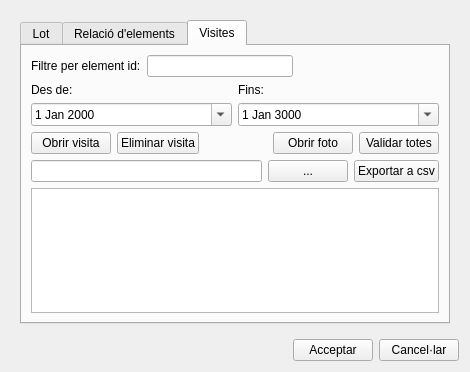
Giswater/giswater_qgis_plugin, file core/ui/toolbars/cm/add_lot.ui: the form before one commit.
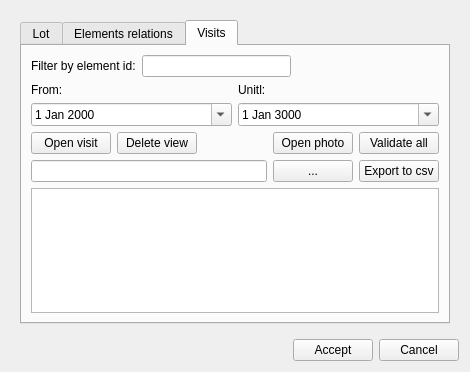
The form after the commit. The open tabs and pages were chosen to show the change. Icons and pictures are not drawn.

```diff
--- a/core/ui/toolbars/cm/add_lot.ui
+++ b/core/ui/toolbars/cm/add_lot.ui
@@ -43,7 +43,7 @@
         </widget>
         <widget class="QWidget" name="RelationsTab">
          <attribute name="title">
-          <string>Relació d'elements</string>
+          <string>Elements relations</string>
          </attribute>
          <layout class="QVBoxLayout" name="verticalLayout_4">
           <item>
@@ -174,7 +174,7 @@
         </widget>
         <widget class="QWidget" name="VisitsTab">
          <attribute name="title">
-          <string>Visites</string>
+          <string>Visits</string>
          </attribute>
          <layout class="QVBoxLayout" name="verticalLayout_5">
           <item>
@@ -182,7 +182,7 @@
             <item>
              <widget class="QLabel" name="lbl_filter">
               <property name="text">
-               <string>Filtre per element id:</string>
+               <string>Filter by element id:</string>
               </property>
              </widget>
             </item>
@@ -211,7 +211,7 @@
               <item>
                <widget class="QLabel" name="label_data_event_from">
                 <property name="text">
-                 <string>Des de:</string>
+                 <string>From:</string>
                 </property>
                </widget>
               </item>
@@ -229,7 +229,7 @@
               <item>
                <widget class="QLabel" name="label_data_event_to">
                 <property name="text">
-                 <string>Fins:</string>
+                 <string>Unitl:</string>
                 </property>
                </widget>
               </item>
@@ -256,14 +256,14 @@
             <item>
              <widget class="QPushButton" name="btn_open_visit">
               <property name="text">
-               <string>Obrir visita</string>
+               <string>Open visit</string>
               </property>
              </widget>
             </item>
             <item>
              <widget class="QPushButton" name="btn_delete_visit">
               <property name="text">
-               <string>Eliminar visita</string>
+               <string>Delete view</string>
               </property>
              </widget>
             </item>
@@ -283,14 +283,14 @@
             <item>
              <widget class="QPushButton" name="btn_open_photo">
               <property name="text">
-               <string>Obrir foto</string>
+               <string>Open photo</string>
               </property>
              </widget>
             </item>
             <item>
              <widget class="QPushButton" name="btn_validate_all">
               <property name="text">
-               <string>Validar totes</string>
+               <string>Validate all</string>
               </property>
              </widget>
             </item>
@@ -315,7 +315,7 @@
             <item>
              <widget class="QPushButton" name="btn_export_visits">
               <property name="text">
-               <string>Exportar a csv</string>
+               <string>Export to csv</string>
               </property>
              </widget>
             </item>
@@ -353,14 +353,14 @@
      <item row="0" column="1">
       <widget class="QPushButton" name="btn_accept">
        <property name="text">
-        <string>Acceptar</string>
+        <string>Accept</string>
        </property>
       </widget>
      </item>
      <item row="0" column="2">
       <widget class="QPushButton" name="btn_cancel">
        <property name="text">
-        <string>Cancel·lar</string>
+        <string>Cancel</string>
        </property>
       </widget>
      </item>
```
Left out of the diff: 2 changed lines with no effect on the pictures.
